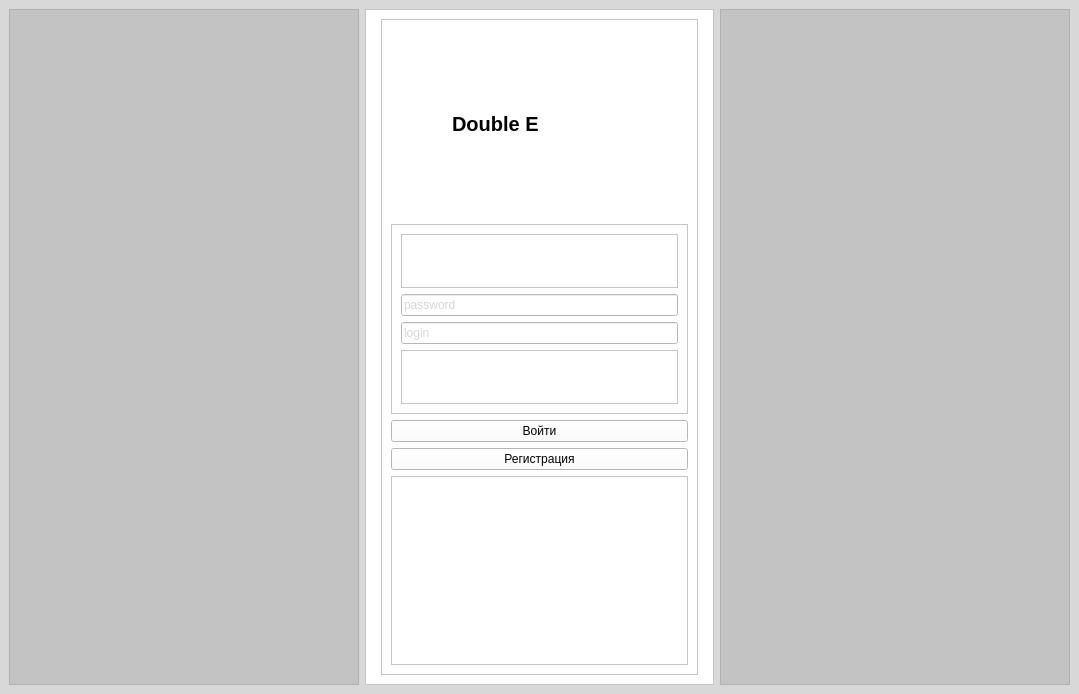
The window that Data/Ui_files/Enter.ui (Dianats34559/Double-E) describes before a commit, drawn with Qt 5.
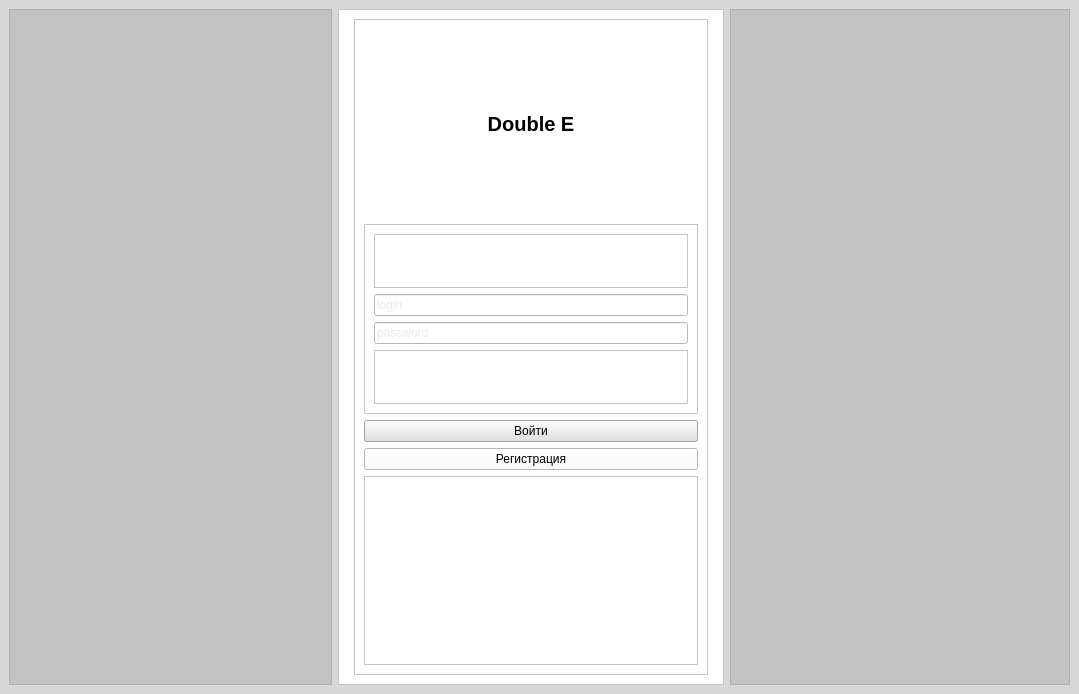
The same window after the commit.

Patch:
```diff
--- a/Data/Ui_files/Enter.ui
+++ b/Data/Ui_files/Enter.ui
@@ -36,6 +36,9 @@
            <property name="orientation">
             <enum>Qt::Horizontal</enum>
            </property>
+           <property name="sizeType">
+            <enum>QSizePolicy::Fixed</enum>
+           </property>
            <property name="sizeHint" stdset="0">
             <size>
              <width>303</width>
@@ -59,10 +62,16 @@
       </item>
       <item>
        <widget class="QFrame" name="frame">
+        <property name="sizePolicy">
+         <sizepolicy hsizetype="Preferred" vsizetype="Preferred">
+          <horstretch>0</horstretch>
+          <verstretch>0</verstretch>
+         </sizepolicy>
+        </property>
         <property name="maximumSize">
          <size>
-          <width>400</width>
-          <height>700</height>
+          <width>16777215</width>
+          <height>16777215</height>
          </size>
         </property>
         <property name="styleSheet">
@@ -108,7 +117,10 @@
                <string notr="true">color: rgb(0, 0, 0);</string>
               </property>
               <property name="text">
-               <string>           Double E</string>
+               <string>Double E</string>
+              </property>
+              <property name="alignment">
+               <set>Qt::AlignCenter</set>
               </property>
              </widget>
             </item>
@@ -132,28 +144,31 @@
                 </widget>
                </item>
                <item>
-                <widget class="QLineEdit" name="lineEdit_2">
+                <widget class="QLineEdit" name="login">
+                 <property name="styleSheet">
+                  <string notr="true">background-color: rgb(255, 255, 255);
+color: rgb(213, 213, 213);</string>
+                 </property>
+                 <property name="text">
+                  <string/>
+                 </property>
+                 <property name="placeholderText">
+                  <string>login</string>
+                 </property>
+                </widget>
+               </item>
+               <item>
+                <widget class="QLineEdit" name="password">
                  <property name="styleSheet">
                   <string notr="true">background-color: rgb(255, 255, 255);
 color: rgb(213, 213, 213);
 border-top-left-radius</string>
                  </property>
-                 <property name="text">
+                 <property name="placeholderText">
                   <string>password</string>
                  </property>
                 </widget>
                </item>
-               <item>
-                <widget class="QLineEdit" name="lineEdit">
-                 <property name="styleSheet">
-                  <string notr="true">background-color: rgb(255, 255, 255);
-color: rgb(213, 213, 213);</string>
-                 </property>
-                 <property name="text">
-                  <string>login</string>
-                 </property>
-                </widget>
-               </item>
                <item>
                 <widget class="QFrame" name="frame_10">
                  <property name="frameShape">
@@ -170,7 +185,13 @@
             <item>
              <widget class="QPushButton" name="pushButton">
               <property name="styleSheet">
-               <string notr="true">background-color: rgb(255, 255, 255);</string>
+               <string notr="true">background-color: rgb(255, 255, 255);
+selection-background-color: rgb(142, 212, 255);
+selection-color: rgb(69, 72, 255);
+gridline-color: rgb(166, 255, 64);
+border-color: rgb(0, 0, 0);
+background-color: rgb(225, 225, 225);
+</string>
               </property>
               <property name="text">
                <string>Войти</string>
@@ -227,6 +248,9 @@
            <property name="orientation">
             <enum>Qt::Horizontal</enum>
            </property>
+           <property name="sizeType">
+            <enum>QSizePolicy::Fixed</enum>
+           </property>
            <property name="sizeHint" stdset="0">
             <size>
              <width>320</width>
```
Left out of the diff: 15 changed lines with no effect on the pictures.
